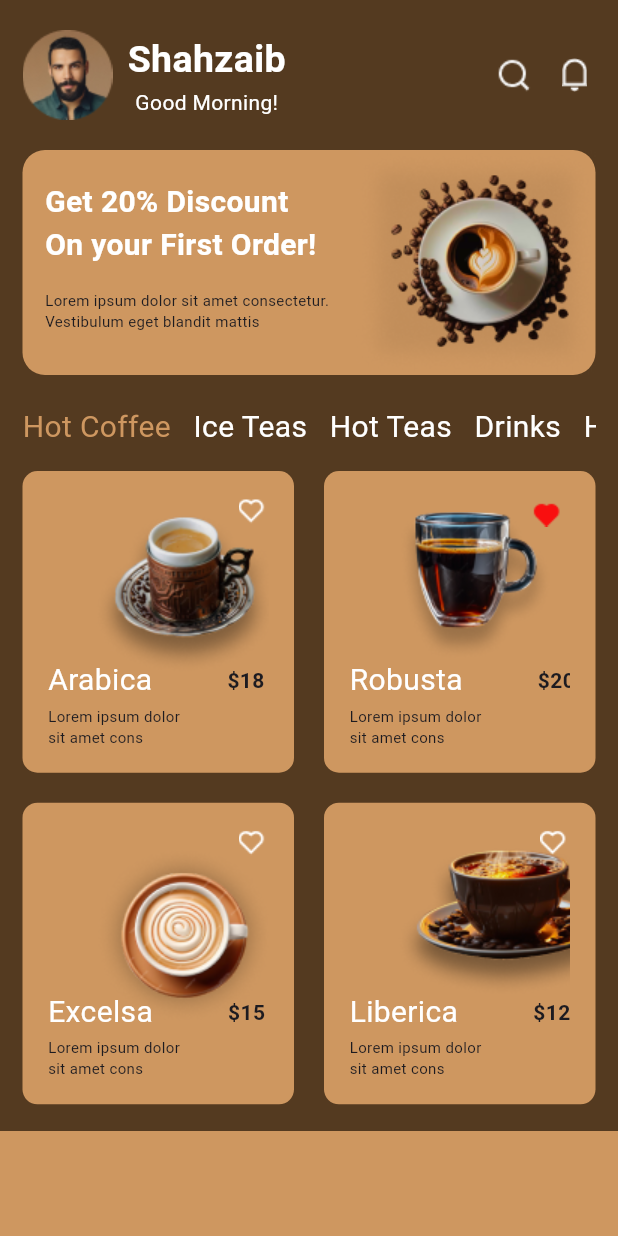
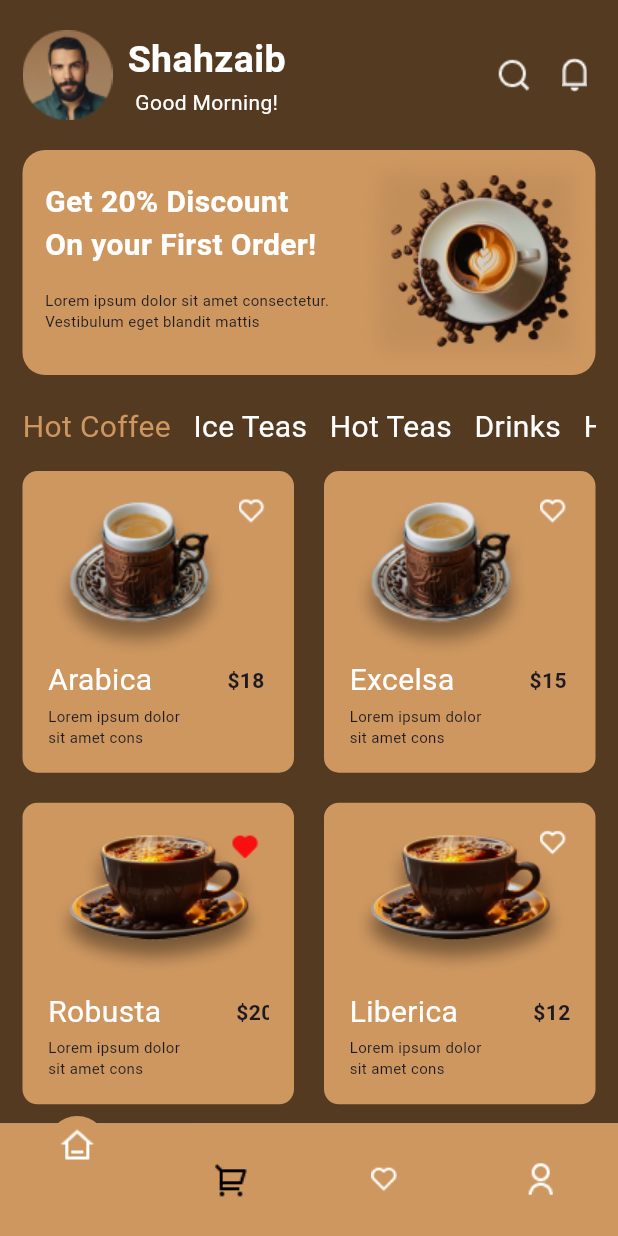
Before and after one commit to Ahmadsaniliman/coffee_ui, a Flutter app: the screen it shows after launch, on a phone screen of 412 x 824 dp. Run offline on Flutter 3.47's test engine with Material 3 defaults, Android fonts, the phone set to English and light mode, and no system bars; drawn by our look-alikes of curved_navigation_bar.

Commit message:
anoda commit

```diff
--- a/lib/Views/AuthScreens/sign_in.dart
+++ b/lib/Views/AuthScreens/sign_in.dart
@@ -119,13 +119,12 @@ class SignInScreen extends StatelessWidget {
                             hintStyle: TextStyle(color: Color(0xFF828282))),
                       ),
                     ),
-                    SizedBox(height: 20),
+                    const SizedBox(height: 20),
                     DefaultButton(
                       text: 'Register',
                       onTapped: () {},
                       color: AppColors.primaryColor,
                     ),
-
                   ],
                 ),
               ),
@@ -172,10 +171,10 @@ class SignInScreen extends StatelessWidget {
                 ),
               ),
               const Padding(
-                  padding:  EdgeInsets.only(
+                padding: EdgeInsets.only(
                   top: 120,
                 ),
-                  child:  Row(
+                child: Row(
                   mainAxisAlignment: MainAxisAlignment.center,
                   children: [
                     Text(
--- a/lib/Views/Home/home.dart
+++ b/lib/Views/Home/home.dart
@@ -1,5 +1,6 @@
 import 'package:coffee_shop_ui/Utils/app_colors.dart';
 import 'package:coffee_shop_ui/Views/Home/home_data_model.dart';
+import 'package:curved_navigation_bar/curved_navigation_bar.dart';
 import 'package:flutter/material.dart';
 
 class HomeScreen extends StatelessWidget {
@@ -19,10 +20,16 @@ class HomeScreen extends StatelessWidget {
     ];
     int indexOne = 0;
     return Scaffold(
-      bottomNavigationBar: Container(
-        height: 70,
-        width: double.infinity,
+      bottomNavigationBar: CurvedNavigationBar(
+
+        backgroundColor: AppColors.primaryColor,
         color: AppColors.primaryColor,
+        items: [
+          Image.asset('assets/icons/home-3-line.png'),
+          Image.asset('assets/icons/shopping-cart-2-line.png'),
+          Image.asset('assets/icons/heart-line.png'),
+          Image.asset('assets/icons/user-line (1).png'),
+        ],
       ),
       body: Container(
         height: double.infinity,
@@ -143,7 +150,7 @@ class HomeScreen extends StatelessWidget {
                 //
                 const SizedBox(height: 15),
                 SizedBox(
-                  height: 450,
+                  height: 449,
                   width: double.infinity,
                   child: GridView(
                     gridDelegate:
@@ -164,11 +171,7 @@ class HomeScreen extends StatelessWidget {
                           ),
                           child: Stack(
                             children: [
-                              Positioned(
-                                top: 10,
-                                left: 30,
-                                child: Image.asset(homeData[index].image),
-                              ),
+                              Image.asset(homeData[index].image),
                               Positioned(
                                 top: 0,
                                 right: 0,
--- a/lib/Views/Home/home_data_model.dart
+++ b/lib/Views/Home/home_data_model.dart
@@ -23,18 +23,18 @@ final homeData = [
     price: '\$18',
   ),
   HomeData(
+    image1: 'assets/icons/heart-line.png',
+    image: 'assets/images/image 6.png',
+    text1: 'Excelsa',
+    text2: 'Lorem ipsum dolor\nsit amet cons ',
+    price: '\$15',
+  ),
+  HomeData(
     image1: 'assets/icons/heart-fill.png',
-    image: 'assets/images/image 8 (1).png',
+    image: 'assets/images/image 9 (1).png',
     text1: 'Robusta',
     text2: 'Lorem ipsum dolor\nsit amet cons ',
     price: '\$20',
-  ),
-  HomeData(
-    image1: 'assets/icons/heart-line.png',
-    image: 'assets/images/image 10 (1).png',
-    text1: 'Excelsa',
-    text2: 'Lorem ipsum dolor\nsit amet cons ',
-    price: '\$15',
   ),
   HomeData(
     image1: 'assets/icons/heart-line.png',
--- a/lib/Views/OnBoarding/on_board_three.dart
+++ b/lib/Views/OnBoarding/on_board_three.dart
@@ -117,7 +117,6 @@ class OnBoardingThreeScreen extends StatelessWidget {
         ),
       ),
     );
-    ;
   }
 }
 
--- a/pubspec.yaml
+++ b/pubspec.yaml
@@ -35,6 +35,8 @@ dependencies:
   # The following adds the Cupertino Icons font to your application.
   # Use with the CupertinoIcons class for iOS style icons.
   cupertino_icons: ^1.0.2
+  curved_navigation_bar: ^1.0.3
+
 
 dev_dependencies:
   flutter_test:
```
Also changed, not shown: lib/Views/AuthScreens/register.dart (+5 -4 lines), pubspec.lock. Lines whose indentation alone changed are shown as unchanged.
